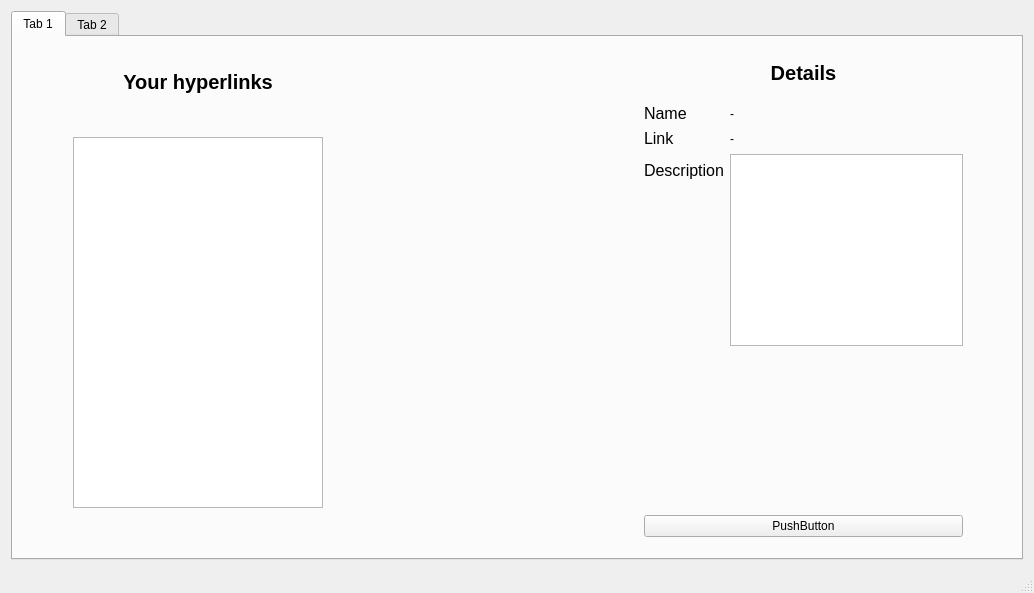
Qt form oop_labs/Lab2_qt/mainwindow.ui (Lshprog/term3_projects) before a commit.
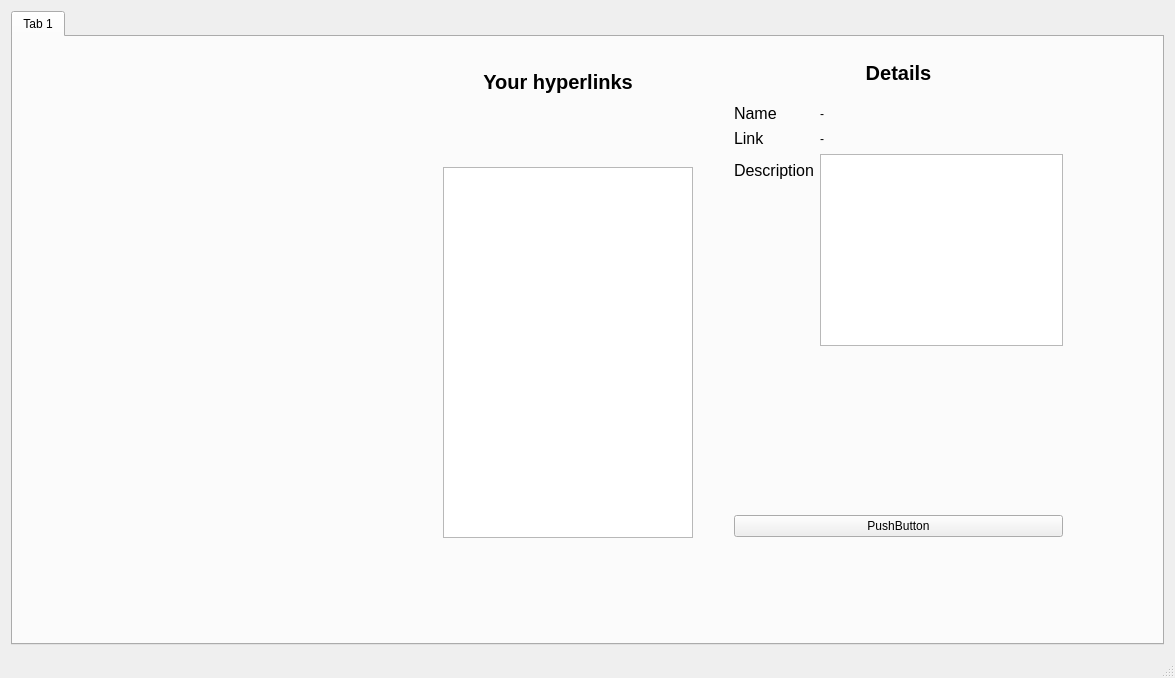
The same form after that commit.

Diff of the .ui file:
```diff
--- a/oop_labs/Lab2_qt/mainwindow.ui
+++ b/oop_labs/Lab2_qt/mainwindow.ui
@@ -6,8 +6,8 @@
    <rect>
     <x>0</x>
     <y>0</y>
-    <width>1034</width>
-    <height>593</height>
+    <width>1175</width>
+    <height>678</height>
    </rect>
   </property>
   <property name="windowTitle">
@@ -32,7 +32,7 @@
          <widget class="QLabel" name="titleCountriesLabel">
           <property name="geometry">
            <rect>
-            <x>60</x>
+            <x>420</x>
             <y>20</y>
             <width>250</width>
             <height>50</height>
@@ -72,8 +72,8 @@
          <widget class="QListView" name="countryListView">
           <property name="geometry">
            <rect>
-            <x>60</x>
-            <y>100</y>
+            <x>430</x>
+            <y>130</y>
             <width>250</width>
             <height>371</height>
            </rect>
@@ -94,9 +94,9 @@
          <widget class="QWidget" name="layoutWidget">
           <property name="geometry">
            <rect>
-            <x>620</x>
+            <x>710</x>
             <y>0</y>
-            <width>341</width>
+            <width>351</width>
             <height>511</height>
            </rect>
           </property>
@@ -206,11 +206,6 @@
           </layout>
          </widget>
         </widget>
-        <widget class="QWidget" name="tab_2">
-         <attribute name="title">
-          <string>Tab 2</string>
-         </attribute>
-        </widget>
        </widget>
       </item>
      </layout>
```
Left out of the diff: 6 changed lines with no effect on the pictures.
